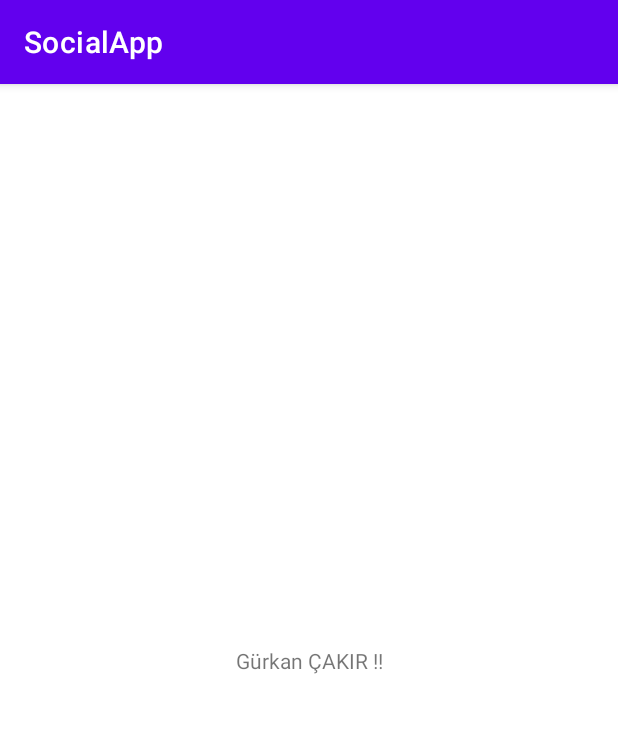
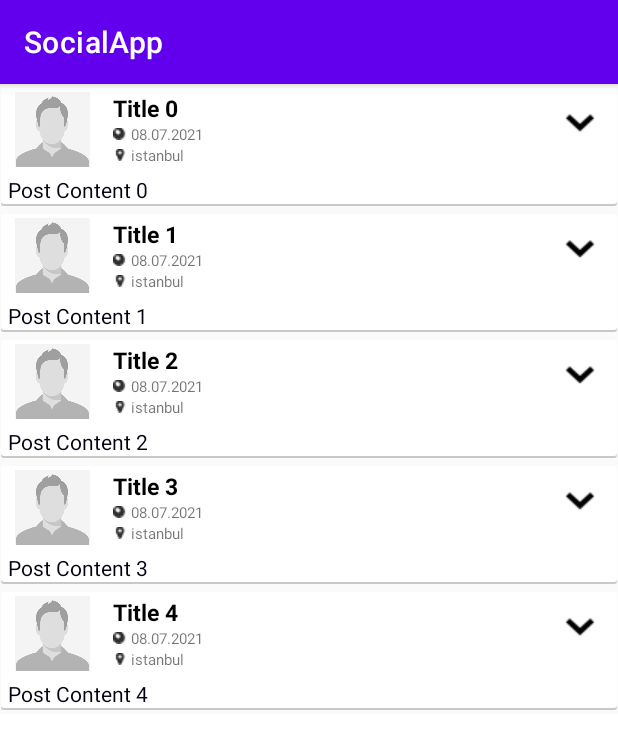
Before and after one commit to gurkancakir/SocialApp, an Android app: the screen it shows after launch (MainActivity before the commit, TimelineActivity after it), on a phone screen of 412 x 824 dp. Shown: the top 749 px of the screen. Run offline under Robolectric (Android 15) with nearby library versions, the phone set to English and light mode, and no system bars.

Commit message:
Created Timeline View

```diff
--- a/app/src/main/AndroidManifest.xml
+++ b/app/src/main/AndroidManifest.xml
@@ -9,7 +9,7 @@
         android:roundIcon="@mipmap/ic_launcher_round"
         android:supportsRtl="true"
         android:theme="@style/Theme.SocialApp">
-        <activity android:name=".MainActivity">
+        <activity android:name=".TimelineActivity">
             <intent-filter>
                 <action android:name="android.intent.action.MAIN" />
 
--- /dev/null
+++ b/app/src/main/java/com/gurkan/socialapp/TimelineActivity.java
@@ -0,0 +1,16 @@
+package com.gurkan.socialapp;
+
+import android.os.Bundle;
+
+import androidx.annotation.Nullable;
+
+import com.gurkan.socialapp.base.BaseActivity;
+
+public class TimelineActivity extends BaseActivity {
+
+    @Override
+    protected void onCreate(@Nullable Bundle savedInstanceState) {
+        super.onCreate(savedInstanceState);
+        setContentView(R.layout.activity_timeline);
+    }
+}
--- /dev/null
+++ b/app/src/main/java/com/gurkan/socialapp/adapter/TimelineListViewAdapter.java
@@ -0,0 +1,114 @@
+package com.gurkan.socialapp.adapter;
+
+import android.app.Activity;
+import android.content.Context;
+import android.view.LayoutInflater;
+import android.view.View;
+import android.view.ViewGroup;
+import android.widget.BaseAdapter;
+import android.widget.ImageButton;
+import android.widget.ImageView;
+import android.widget.LinearLayout;
+import android.widget.PopupMenu;
+import android.widget.TextView;
+import android.widget.Toast;
+
+import com.gurkan.socialapp.R;
+import com.gurkan.socialapp.model.Post;
+
+import java.util.List;
+
+public class TimelineListViewAdapter extends BaseAdapter {
+
+    public static final Integer POST = 0;
+    public static final Integer MAP  = 1;
+
+    private LayoutInflater layoutInflater;
+    private Activity activity;
+    private List<Post> postList;
+
+
+    public TimelineListViewAdapter(Activity activity, List<Post> postList) {
+        layoutInflater = (LayoutInflater) activity.getSystemService(Context.LAYOUT_INFLATER_SERVICE);
+        this.activity = activity;
+        this.postList = postList;
+    }
+
+    @Override
+    public int getCount() {
+        return postList.size();
+    }
+
+    @Override
+    public Post getItem(int position) {
+        return postList.get(position);
+    }
+
+    @Override
+    public long getItemId(int position) {
+        return position;
+    }
+
+    @Override
+    public int getViewTypeCount() {
+        return 2;
+    }
+
+    @Override
+    public int getItemViewType(int position) {
+        return postList.get(position).getViewType();
+    }
+
+    @Override
+    public View getView(int position, View convertView, ViewGroup parent) {
+        View rootView = convertView;
+        int type = this.getItemViewType(position);
+
+        if (rootView == null) {
+            rootView = layoutInflater.inflate(R.layout.cardview_item, null);
+        }
+
+        TextView txtTitle      = rootView.findViewById(R.id.cardViewTitle);
+        TextView txtContent    = rootView.findViewById(R.id.cardViewContent);
+        TextView txtDate       = rootView.findViewById(R.id.cardViewDate);
+        TextView txtLocation   = rootView.findViewById(R.id.cardViewLocation);
+        ImageButton btnOptions = rootView.findViewById(R.id.cardViewOptions);
+        LinearLayout maps      = rootView.findViewById(R.id.mapsView);
+        ImageView imgContent   = rootView.findViewById(R.id.imageContent);
+
+        Post post = this.getItem(position);
+        txtTitle.setText(post.getTitle());
+        txtContent.setText(post.getContent());
+        txtDate.setText(post.getDate());
+        txtLocation.setText(post.getLocation());
+
+        if (post.getListContentImage().isEmpty()) {
+            imgContent.setVisibility(View.GONE);
+        } else {
+            //TODO : resimleri contentte göster
+        }
+
+        PopupMenu popupMenu = new PopupMenu(activity, btnOptions);
+
+        String[] menuItems = {"hide", "unfollow", "spam", "other options"};
+        for (int i = 0; i < menuItems.length; i++) {
+            popupMenu.getMenu().add(1, i, i, menuItems[i]);
+        }
+
+        btnOptions.setOnClickListener(v -> {
+            popupMenu.show();
+        });
+
+        popupMenu.setOnMenuItemClickListener(item -> {
+            Toast.makeText(activity, "Title: " + item.getTitle()
+                    + " Order : " + item.getOrder()
+                    + " itemId : " + item.getItemId()
+                    + " info : " + item.getMenuInfo(), Toast.LENGTH_SHORT).show();
+
+            //TODO: menu islemlerini yap
+            return false;
+        });
+
+        return rootView;
+    }
+}
--- /dev/null
+++ b/app/src/main/java/com/gurkan/socialapp/base/BaseActivity.java
@@ -0,0 +1,22 @@
+package com.gurkan.socialapp.base;
+
+import android.content.pm.ActivityInfo;
+import android.os.Bundle;
+
+import androidx.annotation.Nullable;
+import androidx.appcompat.app.ActionBar;
+import androidx.appcompat.app.AppCompatActivity;
+
+public class BaseActivity extends AppCompatActivity {
+
+    private ActionBar actionBar;
+
+    @Override
+    protected void onCreate(@Nullable Bundle savedInstanceState) {
+        super.onCreate(savedInstanceState);
+
+        this.actionBar = getSupportActionBar();
+
+        setRequestedOrientation(ActivityInfo.SCREEN_ORIENTATION_PORTRAIT);
+    }
+}
--- /dev/null
+++ b/app/src/main/java/com/gurkan/socialapp/base/BaseAppFragment.java
@@ -0,0 +1,6 @@
+package com.gurkan.socialapp.base;
+
+import androidx.fragment.app.Fragment;
+
+public class BaseAppFragment extends Fragment {
+}
--- /dev/null
+++ b/app/src/main/java/com/gurkan/socialapp/fragment/TimelineContainerAppFragment.java
@@ -0,0 +1,49 @@
+package com.gurkan.socialapp.fragment;
+
+import android.os.Bundle;
+import android.view.LayoutInflater;
+import android.view.View;
+import android.view.ViewGroup;
+import android.widget.ListView;
+
+import androidx.annotation.NonNull;
+import androidx.annotation.Nullable;
+
+import com.gurkan.socialapp.R;
+import com.gurkan.socialapp.adapter.TimelineListViewAdapter;
+import com.gurkan.socialapp.base.BaseAppFragment;
+import com.gurkan.socialapp.model.Post;
+
+import java.util.ArrayList;
+import java.util.List;
+
+public class TimelineContainerAppFragment extends BaseAppFragment {
+
+    private ListView listViewTimeline;
+    private TimelineListViewAdapter timelineListViewAdapter;
+
+    @Nullable
+    @Override
+    public View onCreateView(@NonNull LayoutInflater inflater, @Nullable  ViewGroup container, @Nullable Bundle savedInstanceState) {
+        final View rootView = inflater.inflate(R.layout.fragment_timeline_container, container, false);
+
+        listViewTimeline  = rootView.findViewById(R.id.listTimeline);
+
+        List<Post> exampleList = this.createExampleData();
+        timelineListViewAdapter = new TimelineListViewAdapter(getActivity(), exampleList);
+        listViewTimeline.setAdapter(timelineListViewAdapter);
+
+        return rootView;
+    }
+
+    private List<Post> createExampleData() {
+        List<Post> exampleList = new ArrayList<>();
+
+        for (int i = 0; i < 5; i++) {
+            Post post = new Post("Post Content " + i, "08.07.2021", "istanbul", "Title " + i, new ArrayList<>(), TimelineListViewAdapter.POST);
+            exampleList.add(post);
+        }
+
+        return exampleList;
+    }
+}
--- /dev/null
+++ b/app/src/main/java/com/gurkan/socialapp/model/Post.java
@@ -0,0 +1,71 @@
+package com.gurkan.socialapp.model;
+
+import java.io.Serializable;
+import java.util.List;
+
+public class Post implements Serializable {
+
+    private String content;
+    private String date;
+    private String location;
+    private String title;
+    private List<String> listContentImage;
+    private Integer viewType;
+
+    public Post(String content, String date, String location, String title, List<String> listContentImage, Integer viewType) {
+        this.content = content;
+        this.date = date;
+        this.location = location;
+        this.title = title;
+        this.listContentImage = listContentImage;
+        this.viewType = viewType;
+    }
+
+    public String getContent() {
+        return content;
+    }
+
+    public void setContent(String content) {
+        this.content = content;
+    }
+
+    public String getDate() {
+        return date;
+    }
+
+    public void setDate(String date) {
+        this.date = date;
+    }
+
+    public String getLocation() {
+        return location;
+    }
+
+    public void setLocation(String location) {
+        this.location = location;
+    }
+
+    public String getTitle() {
+        return title;
+    }
+
+    public void setTitle(String title) {
+        this.title = title;
+    }
+
+    public List<String> getListContentImage() {
+        return listContentImage;
+    }
+
+    public void setListContentImage(List<String> listContentImage) {
+        this.listContentImage = listContentImage;
+    }
+
+    public Integer getViewType() {
+        return viewType;
+    }
+
+    public void setViewType(Integer viewType) {
+        this.viewType = viewType;
+    }
+}
--- /dev/null
+++ b/app/src/main/res/drawable/card_background.xml
@@ -0,0 +1,28 @@
+<?xml version="1.0" encoding="utf-8"?>
+<layer-list xmlns:android="http://schemas.android.com/apk/res/android">
+    <item>
+        <shape android:shape="rectangle">
+            <solid android:color="@color/background_material_light" />
+        </shape>
+    </item>
+    <item
+        android:bottom="3dp"
+        android:left="1dp"
+        android:right="1dp"
+        android:top="4dp">
+        <shape android:shape="rectangle">
+            <corners android:radius="2dp" />
+            <solid android:color="@color/card_shadow" />
+        </shape>
+    </item>
+    <item
+        android:bottom="4dp"
+        android:left="1dp"
+        android:right="1dp"
+        android:top="3dp">
+        <shape android:shape="rectangle">
+            <corners android:radius="2dp" />
+            <solid android:color="@color/card_white" />
+        </shape>
+    </item>
+</layer-list>
--- /dev/null
+++ b/app/src/main/res/layout/activity_timeline.xml
@@ -0,0 +1,21 @@
+<?xml version="1.0" encoding="utf-8"?>
+<RelativeLayout xmlns:android="http://schemas.android.com/apk/res/android"
+    xmlns:tools="http://schemas.android.com/tools"
+    tools:layout="@layout/fragment_timeline_container"
+    android:layout_width="match_parent"
+    android:layout_height="match_parent">
+
+    <fragment
+        android:layout_width="wrap_content"
+        android:layout_height="wrap_content"
+        android:name="com.gurkan.socialapp.fragment.TimelineContainerAppFragment"
+        android:id="@+id/fragment_container"
+        android:layout_gravity="center_horizontal"
+        android:layout_alignParentTop="true"
+        android:layout_alignParentBottom="true"
+        android:layout_alignParentLeft="true"
+        android:layout_alignParentRight="true"
+        android:layout_alignParentStart="true"
+        android:layout_alignParentEnd="true" />
+
+</RelativeLayout>
--- /dev/null
+++ b/app/src/main/res/layout/cardview_item.xml
@@ -0,0 +1,105 @@
+<?xml version="1.0" encoding="utf-8"?>
+<RelativeLayout xmlns:android="http://schemas.android.com/apk/res/android"
+    xmlns:bootstrap="http://schemas.android.com/apk/res-auto"
+    android:id="@+id/cardItem"
+    android:background="@drawable/card_background"
+    android:layout_width="match_parent"
+    android:layout_height="match_parent">
+
+    <ImageView
+        android:layout_width="50dp"
+        android:layout_height="50dp"
+        android:layout_marginTop="5dp"
+        android:layout_marginLeft="10dp"
+        android:layout_marginRight="15dp"
+        android:scaleType="centerCrop"
+        android:id="@+id/cardViewProfileImage"
+        android:background="@drawable/nobody"/>
+
+    <RelativeLayout
+        android:layout_width="match_parent"
+        android:layout_height="wrap_content"
+        android:layout_marginTop="5dp"
+        android:layout_marginBottom="4dp"
+        android:layout_below="@+id/cardViewProfileImage"
+        android:id="@+id/relativeLayout">
+
+        <TextView
+            android:layout_width="fill_parent"
+            android:layout_height="wrap_content"
+            android:textAppearance="?android:attr/textAppearanceSmall"
+            android:text="Content Yazılacak"
+            android:id="@+id/cardViewContent"
+            android:textColor="#000011"
+            android:layout_marginLeft="5dp"
+            android:layout_alignParentTop="true" />
+
+        <ImageView
+            android:layout_width="fill_parent"
+            android:layout_height="200dp"
+            android:scaleType="centerCrop"
+            android:layout_below="@+id/cardViewContent"
+            android:src="@drawable/ic_launcher_background"
+            android:id="@+id/imageContent" />
+
+        <!-- alttaki linear layout maps eklenmesi icin koyulmustur -->
+        <LinearLayout
+            android:layout_width="fill_parent"
+            android:layout_height="200dp"
+            android:id="@+id/mapsView"
+            android:orientation="vertical"
+            android:visibility="gone"
+            android:layout_below="@id/imageContent"
+            android:layout_alignLeft="@id/imageContent"
+            android:layout_alignStart="@id/imageContent" />
+
+    </RelativeLayout>
+
+    <TextView
+        android:layout_width="wrap_content"
+        android:layout_height="wrap_content"
+        android:textSize="15dp"
+        android:textColor="@color/black"
+        android:textStyle="bold"
+        android:text="İsim Soyisim"
+        android:id="@+id/cardViewTitle"
+        android:layout_alignTop="@id/cardViewProfileImage"
+        android:layout_toRightOf="@id/cardViewProfileImage"
+        android:layout_toEndOf="@id/cardViewProfileImage" />
+
+    <TextView
+        android:layout_width="wrap_content"
+        android:layout_height="wrap_content"
+        android:textAppearance="?android:attr/textAppearanceSmall"
+        android:text="Tarih"
+        android:id="@+id/cardViewDate"
+        android:textSize="10dp"
+        android:layout_below="@id/cardViewTitle"
+        android:layout_toRightOf="@id/cardViewProfileImage"
+        android:layout_toEndOf="@id/cardViewProfileImage"
+        android:drawableLeft="@drawable/icon_world"/>
+
+    <TextView
+        android:layout_width="wrap_content"
+        android:layout_height="wrap_content"
+        android:textAppearance="?android:attr/textAppearanceSmall"
+        android:text="Yer"
+        android:id="@+id/cardViewLocation"
+        android:textSize="10dp"
+        android:layout_below="@id/cardViewDate"
+        android:layout_alignLeft="@id/cardViewDate"
+        android:layout_alignStart="@id/cardViewDate"
+        android:drawableLeft="@drawable/icon_location"/>
+
+    <ImageButton
+        android:layout_width="wrap_content"
+        android:layout_height="wrap_content"
+        android:id="@+id/cardViewOptions"
+        android:layout_marginRight="15dp"
+        android:layout_marginTop="10dp"
+        android:layout_alignTop="@id/cardViewTitle"
+        android:layout_alignParentRight="true"
+        android:layout_alignParentEnd="true"
+        android:background="@drawable/chevron_down"/>
+
+</RelativeLayout>
--- /dev/null
+++ b/app/src/main/res/layout/fragment_timeline_container.xml
@@ -0,0 +1,18 @@
+<?xml version="1.0" encoding="utf-8"?>
+<RelativeLayout xmlns:android="http://schemas.android.com/apk/res/android"
+    xmlns:tools="http://schemas.android.com/tools"
+    android:id="@+id/rootLayout"
+    android:layout_width="match_parent"
+    android:layout_height="match_parent"
+    android:background="@color/white"
+    android:orientation="vertical"
+    tools:context=".TimelineActivity">
+
+    <ListView
+        android:id="@+id/listTimeline"
+        android:layout_width="match_parent"
+        android:layout_height="match_parent"
+        android:divider="@null"
+        android:scrollbars="none" />
+
+</RelativeLayout>
--- a/app/src/main/res/values/colors.xml
+++ b/app/src/main/res/values/colors.xml
@@ -7,4 +7,6 @@
     <color name="teal_700">#FF018786</color>
     <color name="black">#FF000000</color>
     <color name="white">#FFFFFFFF</color>
+    <color name="card_shadow">#CABBBBBB</color>
+    <color name="card_white">#FFFFFFFF</color>
 </resources>
```
Also changed, not shown: app/src/main/res/drawable/chevron_down.png (added), app/src/main/res/drawable/icon_location.png (added), app/src/main/res/drawable/icon_world.png (added), app/src/main/res/drawable/nobody.jpg (added).
